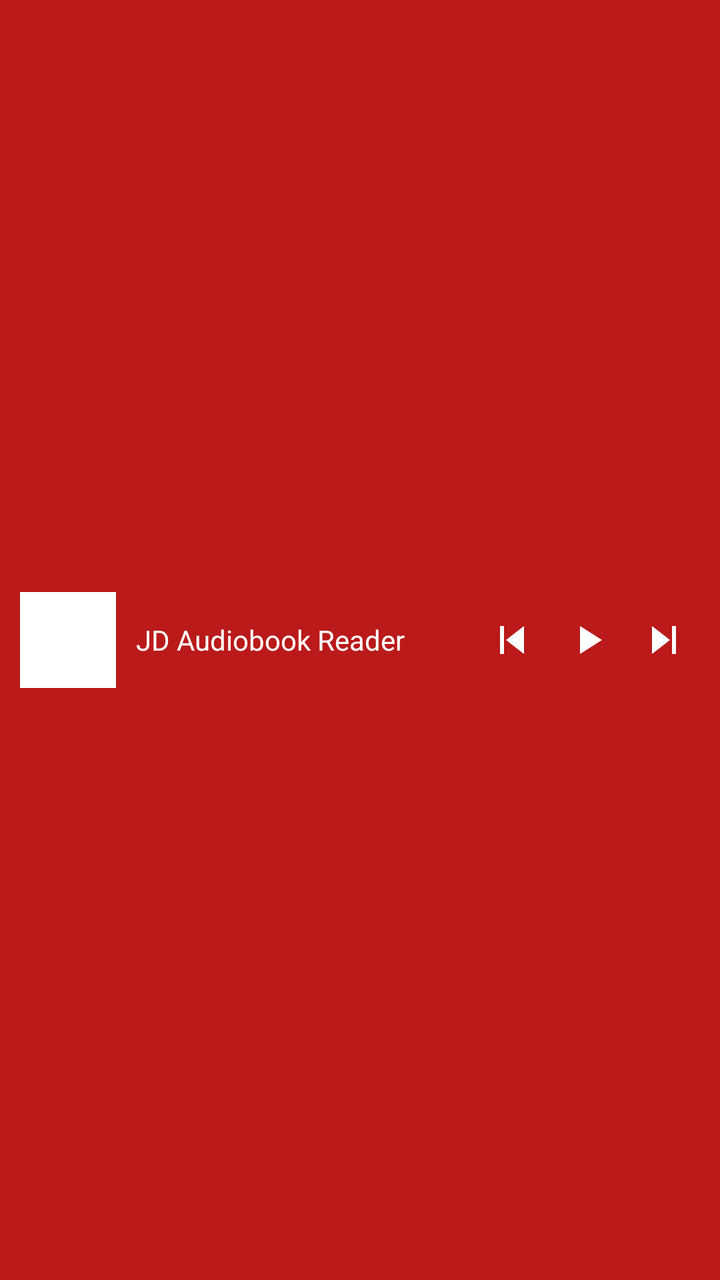
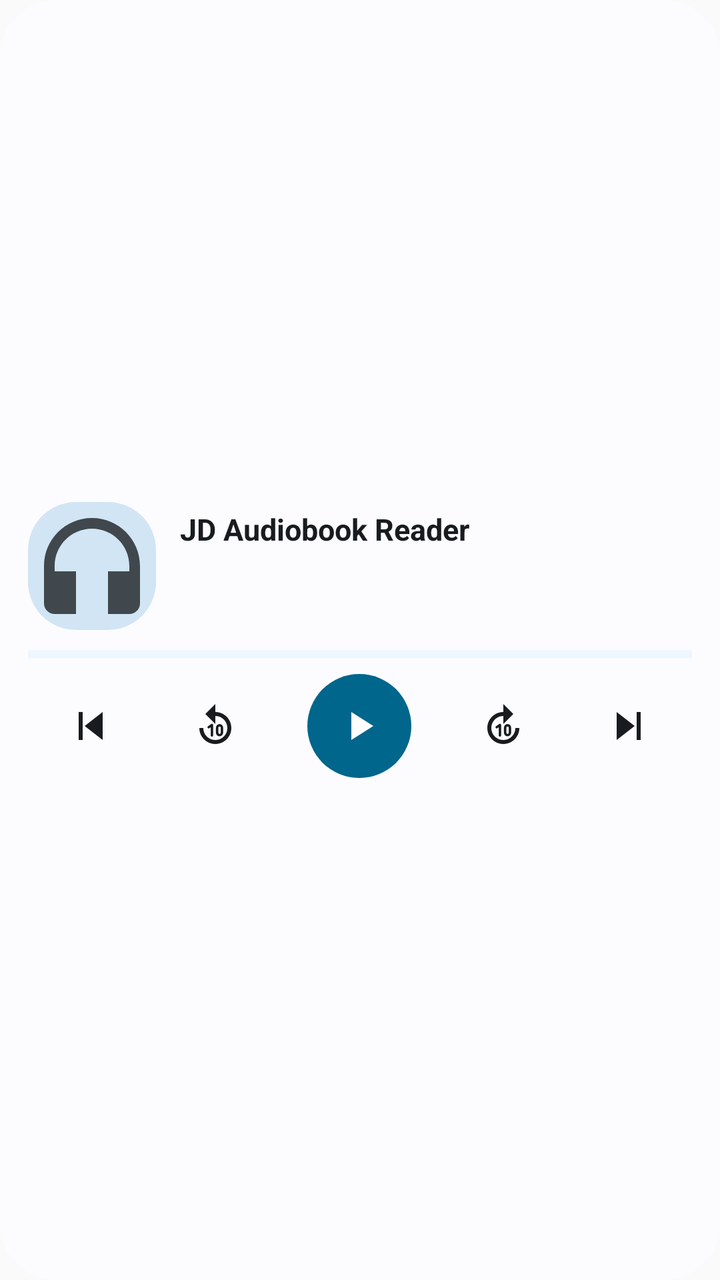

The first picture is an Android layout as it rendered before a commit; the second is the same layout after the commit. The layout source and the unified diff follow.
<!-- AndroidManifest.xml: application theme Theme.JD -->
<!-- res/layout/widget_jd.xml -->
<LinearLayout xmlns:android="http://schemas.android.com/apk/res/android"
    android:layout_width="match_parent" android:layout_height="match_parent"
    android:orientation="horizontal" android:gravity="center_vertical"
    android:background="#BA1A1A" android:padding="10dp">
    <ImageView android:id="@+id/w_cover" android:layout_width="48dp" android:layout_height="48dp"
        android:background="#FFFFFF" android:scaleType="centerCrop"/>
    <TextView android:id="@+id/w_title" android:layout_width="0dp" android:layout_height="wrap_content"
        android:layout_weight="1" android:layout_marginStart="10dp" android:textColor="#FFFFFF"
        android:maxLines="2" android:ellipsize="end" android:text="JD Audiobook Reader"/>
    <ImageButton android:id="@+id/w_prev" android:layout_width="36dp" android:layout_height="36dp"
        android:src="@drawable/ic_prev" android:background="@android:color/transparent"/>
    <ImageButton android:id="@+id/w_play" android:layout_width="40dp" android:layout_height="40dp"
        android:src="@drawable/ic_play" android:background="@android:color/transparent"/>
    <ImageButton android:id="@+id/w_next" android:layout_width="36dp" android:layout_height="36dp"
        android:src="@drawable/ic_next" android:background="@android:color/transparent"/>
</LinearLayout>
<!-- resources referenced by this layout -->
<resources>
  <!-- drawable ic_next (drawable) -->
  <vector xmlns:android="http://schemas.android.com/apk/res/android" android:width="24dp" android:height="24dp" android:viewportWidth="24" android:viewportHeight="24">
    <path android:fillColor="#FFFFFF" android:pathData="M6,5L15,12L6,19ZM16,5h2v14h-2z"/>
  </vector>
  <!-- drawable ic_play (drawable) -->
  <vector xmlns:android="http://schemas.android.com/apk/res/android" android:width="24dp" android:height="24dp" android:viewportWidth="24" android:viewportHeight="24">
    <path android:fillColor="#FFFFFF" android:pathData="M8,5L19,12L8,19Z"/>
  </vector>
  <!-- drawable ic_prev (drawable) -->
  <vector xmlns:android="http://schemas.android.com/apk/res/android" android:width="24dp" android:height="24dp" android:viewportWidth="24" android:viewportHeight="24">
    <path android:fillColor="#FFFFFF" android:pathData="M18,5L9,12L18,19ZM6,5h2v14h-2z"/>
  </vector>
  <!-- unchanged entries left out for length: 1 -->
</resources>

<!-- the commit's change to res/layout/widget_jd.xml (unified diff, before → after) -->
@@ -1,16 +1,55 @@
+<?xml version="1.0" encoding="utf-8"?>
 <LinearLayout xmlns:android="http://schemas.android.com/apk/res/android"
+    android:id="@+id/w_root"
     android:layout_width="match_parent" android:layout_height="match_parent"
-    android:orientation="horizontal" android:gravity="center_vertical"
-    android:background="#BA1A1A" android:padding="10dp">
-    <ImageView android:id="@+id/w_cover" android:layout_width="48dp" android:layout_height="48dp"
-        android:background="#FFFFFF" android:scaleType="centerCrop"/>
-    <TextView android:id="@+id/w_title" android:layout_width="0dp" android:layout_height="wrap_content"
-        android:layout_weight="1" android:layout_marginStart="10dp" android:textColor="#FFFFFF"
-        android:maxLines="2" android:ellipsize="end" android:text="JD Audiobook Reader"/>
-    <ImageButton android:id="@+id/w_prev" android:layout_width="36dp" android:layout_height="36dp"
-        android:src="@drawable/ic_prev" android:background="@android:color/transparent"/>
-    <ImageButton android:id="@+id/w_play" android:layout_width="40dp" android:layout_height="40dp"
-        android:src="@drawable/ic_play" android:background="@android:color/transparent"/>
-    <ImageButton android:id="@+id/w_next" android:layout_width="36dp" android:layout_height="36dp"
-        android:src="@drawable/ic_next" android:background="@android:color/transparent"/>
+    android:orientation="vertical" android:gravity="center_vertical"
+    android:background="@drawable/widget_bg" android:padding="14dp">
+
+    <LinearLayout
+        android:layout_width="match_parent" android:layout_height="wrap_content"
+        android:orientation="horizontal" android:gravity="center_vertical">
+        <ImageView android:id="@+id/w_cover" android:layout_width="64dp" android:layout_height="64dp"
+            android:scaleType="centerCrop" android:src="@drawable/widget_cover_ph"
+            android:importantForAccessibility="no"/>
+        <LinearLayout
+            android:layout_width="0dp" android:layout_height="wrap_content" android:layout_weight="1"
+            android:layout_marginStart="12dp" android:orientation="vertical">
+            <TextView android:id="@+id/w_title" android:layout_width="match_parent" android:layout_height="wrap_content"
+                android:textColor="@color/widget_on_bg" android:textSize="15sp" android:textStyle="bold"
+                android:maxLines="2" android:ellipsize="end" android:text="@string/app_name"/>
+            <TextView android:id="@+id/w_sub" android:layout_width="match_parent" android:layout_height="wrap_content"
+                android:layout_marginTop="2dp" android:textColor="@color/widget_on_bg_variant" android:textSize="12sp"
+                android:maxLines="1" android:ellipsize="end"/>
+            <TextView android:id="@+id/w_time" android:layout_width="match_parent" android:layout_height="wrap_content"
+                android:layout_marginTop="2dp" android:textColor="@color/widget_on_bg_variant" android:textSize="12sp"
+                android:maxLines="1"/>
+        </LinearLayout>
+    </LinearLayout>
+
+    <ProgressBar android:id="@+id/w_progress" style="?android:attr/progressBarStyleHorizontal"
+        android:layout_width="match_parent" android:layout_height="4dp" android:layout_marginTop="10dp"
+        android:max="1000" android:progress="0" android:indeterminate="false"
+        android:progressTint="@color/widget_accent" android:progressBackgroundTint="@color/widget_track"/>
+
+    <LinearLayout
+        android:layout_width="match_parent" android:layout_height="wrap_content"
+        android:layout_marginTop="8dp" android:orientation="horizontal" android:gravity="center_vertical">
+        <ImageButton android:id="@+id/w_prev" android:layout_width="0dp" android:layout_height="44dp" android:layout_weight="1"
+            android:src="@drawable/w_prev" android:scaleType="centerInside" android:padding="10dp"
+            android:background="?android:attr/selectableItemBackgroundBorderless" android:contentDescription="@string/previous"/>
+        <ImageButton android:id="@+id/w_back" android:layout_width="0dp" android:layout_height="44dp" android:layout_weight="1"
+            android:src="@drawable/w_back10" android:scaleType="centerInside" android:padding="9dp"
+            android:background="?android:attr/selectableItemBackgroundBorderless" android:contentDescription="@string/widget_back10"/>
+        <FrameLayout android:layout_width="0dp" android:layout_height="52dp" android:layout_weight="1.3">
+            <ImageButton android:id="@+id/w_play" android:layout_width="52dp" android:layout_height="52dp"
+                android:layout_gravity="center" android:src="@drawable/w_play" android:scaleType="centerInside" android:padding="13dp"
+                android:background="@drawable/widget_play_bg" android:contentDescription="@string/play"/>
+        </FrameLayout>
+        <ImageButton android:id="@+id/w_fwd" android:layout_width="0dp" android:layout_height="44dp" android:layout_weight="1"
+            android:src="@drawable/w_fwd10" android:scaleType="centerInside" android:padding="9dp"
+            android:background="?android:attr/selectableItemBackgroundBorderless" android:contentDescription="@string/widget_fwd10"/>
+        <ImageButton android:id="@+id/w_next" android:layout_width="0dp" android:layout_height="44dp" android:layout_weight="1"
+            android:src="@drawable/w_next" android:scaleType="centerInside" android:padding="10dp"
+            android:background="?android:attr/selectableItemBackgroundBorderless" android:contentDescription="@string/next"/>
+    </LinearLayout>
 </LinearLayout>
<!-- resource entries referenced after the edit -->
@@ -1,16 +1,63 @@
 <!-- resources referenced by this layout -->
 <resources>
-  <!-- drawable ic_next (drawable) -->
+  <color name="widget_accent">#BA1A1A</color>
+  <color name="widget_on_bg">#231918</color>
+  <color name="widget_on_bg_variant">#534341</color>
+  <color name="widget_track">#EBD6D3</color>
+  <!-- drawable w_back10 (drawable) -->
   <vector xmlns:android="http://schemas.android.com/apk/res/android" android:width="24dp" android:height="24dp" android:viewportWidth="24" android:viewportHeight="24">
-    <path android:fillColor="#FFFFFF" android:pathData="M6,5L15,12L6,19ZM16,5h2v14h-2z"/>
+    <path android:fillColor="@color/widget_on_bg" android:pathData="M12,5V1L7,6l5,5V7c3.31,0 6,2.69 6,6s-2.69,6 -6,6 -6,-2.69 -6,-6H4c0,4.42 3.58,8 8,8s8,-3.58 8,-8 -3.58,-8 -8,-8z"/>
+    <path android:pathData="M8.7,12.6 L10.3,11.5 L10.3,16.7 M12.9,13 C12.9,11.2 15.3,11.2 15.3,13 L15.3,15.2 C15.3,17 12.9,17 12.9,15.2 Z" android:strokeColor="@color/widget_on_bg" android:strokeWidth="1.2" android:strokeLineCap="round" android:strokeLineJoin="round"/>
   </vector>
-  <!-- drawable ic_play (drawable) -->
+  <!-- drawable w_fwd10 (drawable) -->
   <vector xmlns:android="http://schemas.android.com/apk/res/android" android:width="24dp" android:height="24dp" android:viewportWidth="24" android:viewportHeight="24">
-    <path android:fillColor="#FFFFFF" android:pathData="M8,5L19,12L8,19Z"/>
+    <group android:pivotX="12" android:scaleX="-1"><path android:fillColor="@color/widget_on_bg" android:pathData="M12,5V1L7,6l5,5V7c3.31,0 6,2.69 6,6s-2.69,6 -6,6 -6,-2.69 -6,-6H4c0,4.42 3.58,8 8,8s8,-3.58 8,-8 -3.58,-8 -8,-8z"/></group>
+    <path android:pathData="M8.7,12.6 L10.3,11.5 L10.3,16.7 M12.9,13 C12.9,11.2 15.3,11.2 15.3,13 L15.3,15.2 C15.3,17 12.9,17 12.9,15.2 Z" android:strokeColor="@color/widget_on_bg" android:strokeWidth="1.2" android:strokeLineCap="round" android:strokeLineJoin="round"/>
   </vector>
-  <!-- drawable ic_prev (drawable) -->
+  <!-- drawable w_next (drawable) -->
   <vector xmlns:android="http://schemas.android.com/apk/res/android" android:width="24dp" android:height="24dp" android:viewportWidth="24" android:viewportHeight="24">
-    <path android:fillColor="#FFFFFF" android:pathData="M18,5L9,12L18,19ZM6,5h2v14h-2z"/>
+    <path android:fillColor="@color/widget_on_bg" android:pathData="M6,5L15,12L6,19ZM16,5h2v14h-2z"/>
+  </vector>
+  <!-- drawable w_play (drawable) -->
+  <vector xmlns:android="http://schemas.android.com/apk/res/android" android:width="24dp" android:height="24dp" android:viewportWidth="24" android:viewportHeight="24">
+    <path android:fillColor="@color/widget_on_accent" android:pathData="M8,5v14l11,-7z"/>
+  </vector>
+  <!-- drawable w_prev (drawable) -->
+  <vector xmlns:android="http://schemas.android.com/apk/res/android" android:width="24dp" android:height="24dp" android:viewportWidth="24" android:viewportHeight="24">
+    <path android:fillColor="@color/widget_on_bg" android:pathData="M18,5L9,12L18,19ZM6,5h2v14h-2z"/>
+  </vector>
+  <!-- drawable widget_bg (drawable) -->
+  <shape xmlns:android="http://schemas.android.com/apk/res/android" android:shape="rectangle">
+      <solid android:color="@color/widget_bg"/>
+      <corners android:radius="@dimen/widget_radius"/>
+  </shape>
+  <!-- drawable widget_cover_ph (drawable) -->
+  <layer-list xmlns:android="http://schemas.android.com/apk/res/android">
+      <item>
+          <shape android:shape="rectangle">
+              <solid android:color="@color/widget_cover_bg"/>
+              <corners android:radius="12dp"/>
+          </shape>
+      </item>
+      <item android:width="32dp" android:height="32dp" android:gravity="center" android:drawable="@drawable/w_headset"/>
+  </layer-list>
+  <!-- drawable widget_play_bg (drawable) -->
+  <shape xmlns:android="http://schemas.android.com/apk/res/android" android:shape="oval">
+      <solid android:color="@color/widget_accent"/>
+  </shape>
+  <string name="app_name">JD Audiobook Reader</string>
+  <string name="next">Next</string>
+  <string name="play">Play</string>
+  <string name="previous">Previous</string>
+  <string name="widget_back10">Back 10 seconds</string>
+  <string name="widget_fwd10">Forward 10 seconds</string>
+  <color name="widget_on_accent">#FFFFFF</color>
+  <color name="widget_bg">#FFF0EE</color>
+  <dimen name="widget_radius">24dp</dimen>
+  <color name="widget_cover_bg">#F5DDDA</color>
+  <!-- drawable w_headset (drawable) -->
+  <vector xmlns:android="http://schemas.android.com/apk/res/android" android:width="24dp" android:height="24dp" android:viewportWidth="24" android:viewportHeight="24">
+    <path android:fillColor="@color/widget_on_bg_variant" android:pathData="M12,3c-4.97,0 -9,4.03 -9,9v7c0,1.1 0.9,2 2,2h4v-8H5v-1c0,-3.87 3.13,-7 7,-7s7,3.13 7,7v1h-4v8h4c1.1,0 2,-0.9 2,-2v-7c0,-4.97 -4.03,-9 -9,-9z"/>
   </vector>
   <!-- unchanged entries left out for length: 1 -->
 </resources>
